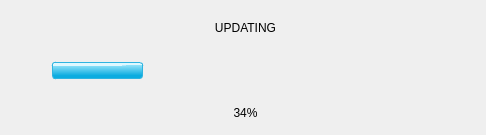
This is src/res/ProgressWidget.ui in Story-Of-Alicia/alicia-launcher-qt as Qt 5 draws it before an edit. The edited form follows.
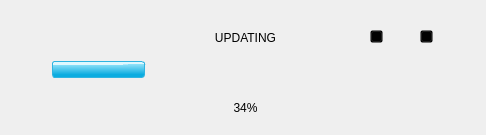
This is the edited form. Icons and pictures are not drawn.

Commit message: install logic + buttons

Diff of the .ui file:
```diff
--- a/src/res/ProgressWidget.ui
+++ b/src/res/ProgressWidget.ui
@@ -14,19 +14,35 @@
    <string>Form</string>
   </property>
   <property name="styleSheet">
-   <string notr="true">QWidget#ProgressWidget {
+   <string notr="true">QPushButton {
+	background: transparent;
+}
+QPushButton#btn_close {
+
+    border-image: url(:/img/btn/close_install.png);
+    background-repeat: no-repeat;
+}
+
+QPushButton#btn_pause {
+    border-image: url(:/img/btn/pause_install.png);
+    background-repeat: no-repeat;
+}
+
+QWidget#ProgressWidget {
 	background-image: url(&quot;:/img/progressbar_bg.png&quot;);
 }
 
 QProgressBar {
 	background-color: transparent;
+	border-radius: 0px;
+}
+
+QLabel#l_progressBar_bg {
 	background-image: url(&quot;:/img/progressbar_empty.png&quot;);
 	background-repeat: no-repeat;
-	border-radius: 0px;
 }
 
 QProgressBar::chunk{
-	margin: 1px;
     border-width: 1px;
     border-style: solid;
     border-radius: 3px;
@@ -34,34 +50,15 @@
     background-color: qlineargradient(spread:pad, x1:0.503, y1:0.818182, x2:0.491955, y2:0.091, stop:0 rgba(11, 172, 224, 255), stop:0.860231 rgba(140, 224, 248, 255), stop:0.861671 rgba(222, 248, 255, 255), stop:1 rgba(222, 248, 255, 255));
 }</string>
   </property>
-  <widget class="QWidget" name="verticalLayoutWidget">
-   <property name="geometry">
-    <rect>
-     <x>10</x>
-     <y>10</y>
-     <width>471</width>
-     <height>121</height>
-    </rect>
-   </property>
-   <layout class="QVBoxLayout" name="verticalLayout">
-    <property name="leftMargin">
-     <number>10</number>
-    </property>
-    <property name="rightMargin">
-     <number>10</number>
-    </property>
-    <item>
-     <widget class="QLabel" name="l_title">
-      <property name="text">
-       <string>UPDATING</string>
-      </property>
-      <property name="alignment">
-       <set>Qt::AlignmentFlag::AlignCenter</set>
-      </property>
-     </widget>
-    </item>
-    <item alignment="Qt::AlignmentFlag::AlignHCenter|Qt::AlignmentFlag::AlignVCenter">
      <widget class="QProgressBar" name="progressBar">
+   <property name="geometry">
+    <rect>
+     <x>52</x>
+     <y>61</y>
+     <width>388</width>
+     <height>17</height>
+    </rect>
+   </property>
       <property name="minimumSize">
        <size>
         <width>388</width>
@@ -84,9 +81,15 @@
        <string/>
       </property>
      </widget>
-    </item>
-    <item>
      <widget class="QLabel" name="l_status">
+   <property name="geometry">
+    <rect>
+     <x>20</x>
+     <y>90</y>
+     <width>451</width>
+     <height>36</height>
+    </rect>
+   </property>
       <property name="text">
        <string>34%</string>
       </property>
@@ -94,9 +97,67 @@
        <set>Qt::AlignmentFlag::AlignCenter</set>
       </property>
      </widget>
-    </item>
-   </layout>
+  <widget class="QLabel" name="l_title">
+   <property name="geometry">
+    <rect>
+     <x>20</x>
+     <y>20</y>
+     <width>451</width>
+     <height>36</height>
+    </rect>
+   </property>
+   <property name="text">
+    <string>UPDATING</string>
+   </property>
+   <property name="alignment">
+    <set>Qt::AlignmentFlag::AlignCenter</set>
+   </property>
   </widget>
+  <widget class="QLabel" name="l_progressBar_bg">
+   <property name="geometry">
+    <rect>
+     <x>40</x>
+     <y>65</y>
+     <width>407</width>
+     <height>41</height>
+    </rect>
+   </property>
+   <property name="text">
+    <string/>
+   </property>
+  </widget>
+  <widget class="QPushButton" name="btn_pause">
+   <property name="geometry">
+    <rect>
+     <x>370</x>
+     <y>30</y>
+     <width>13</width>
+     <height>13</height>
+    </rect>
+   </property>
+   <property name="text">
+    <string/>
+   </property>
+  </widget>
+  <widget class="QPushButton" name="btn_close">
+   <property name="geometry">
+    <rect>
+     <x>420</x>
+     <y>30</y>
+     <width>13</width>
+     <height>13</height>
+    </rect>
+   </property>
+   <property name="text">
+    <string/>
+   </property>
+  </widget>
+  <zorder>l_progressBar_bg</zorder>
+  <zorder>progressBar</zorder>
+  <zorder>l_status</zorder>
+  <zorder>l_title</zorder>
+  <zorder>btn_pause</zorder>
+  <zorder>btn_close</zorder>
  </widget>
  <resources>
   <include location="master.qrc"/>
```
Lines whose indentation alone changed are shown as unchanged. The commit also changes 11 other files.
